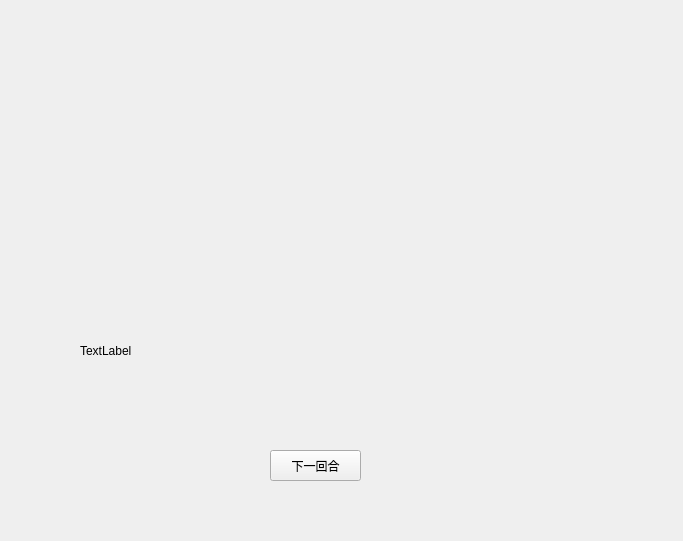
This is boss.ui in PopulusYang/Algorithm_design as Qt 5 draws it before an edit. The edited form follows.
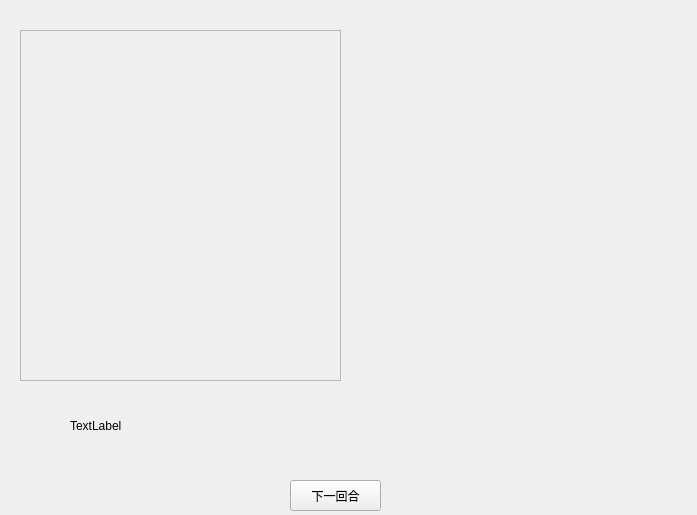
This is the edited form.

```diff
--- a/boss.ui
+++ b/boss.ui
@@ -6,8 +6,8 @@
    <rect>
     <x>0</x>
     <y>0</y>
-    <width>683</width>
-    <height>541</height>
+    <width>697</width>
+    <height>515</height>
    </rect>
   </property>
   <property name="windowTitle">
@@ -16,8 +16,8 @@
   <widget class="QPushButton" name="nextTurnButton">
    <property name="geometry">
     <rect>
-     <x>270</x>
-     <y>450</y>
+     <x>290</x>
+     <y>480</y>
      <width>91</width>
      <height>31</height>
     </rect>
@@ -29,10 +29,10 @@
   <widget class="QLabel" name="turnLabel">
    <property name="geometry">
     <rect>
-     <x>80</x>
-     <y>310</y>
-     <width>441</width>
-     <height>81</height>
+     <x>70</x>
+     <y>400</y>
+     <width>561</width>
+     <height>51</height>
     </rect>
    </property>
    <property name="text">
@@ -45,21 +45,39 @@
   <widget class="QWidget" name="verticalLayoutWidget">
    <property name="geometry">
     <rect>
-     <x>60</x>
-     <y>50</y>
-     <width>261</width>
-     <height>211</height>
+     <x>20</x>
+     <y>30</y>
+     <width>321</width>
+     <height>351</height>
     </rect>
    </property>
-   <layout class="QVBoxLayout" name="bossLayout"/>
+   <layout class="QVBoxLayout" name="bossLayout">
+    <item>
+     <widget class="QScrollArea" name="scrollArea">
+      <property name="widgetResizable">
+       <bool>true</bool>
+      </property>
+      <widget class="QWidget" name="scrollAreaWidgetContents">
+       <property name="geometry">
+        <rect>
+         <x>0</x>
+         <y>0</y>
+         <width>317</width>
+         <height>347</height>
+        </rect>
+       </property>
+      </widget>
+     </widget>
+    </item>
+   </layout>
   </widget>
   <widget class="QWidget" name="verticalLayoutWidget_2">
    <property name="geometry">
     <rect>
-     <x>380</x>
-     <y>60</y>
-     <width>221</width>
-     <height>201</height>
+     <x>360</x>
+     <y>30</y>
+     <width>311</width>
+     <height>351</height>
     </rect>
    </property>
    <layout class="QVBoxLayout" name="skillsLayout"/>
```
